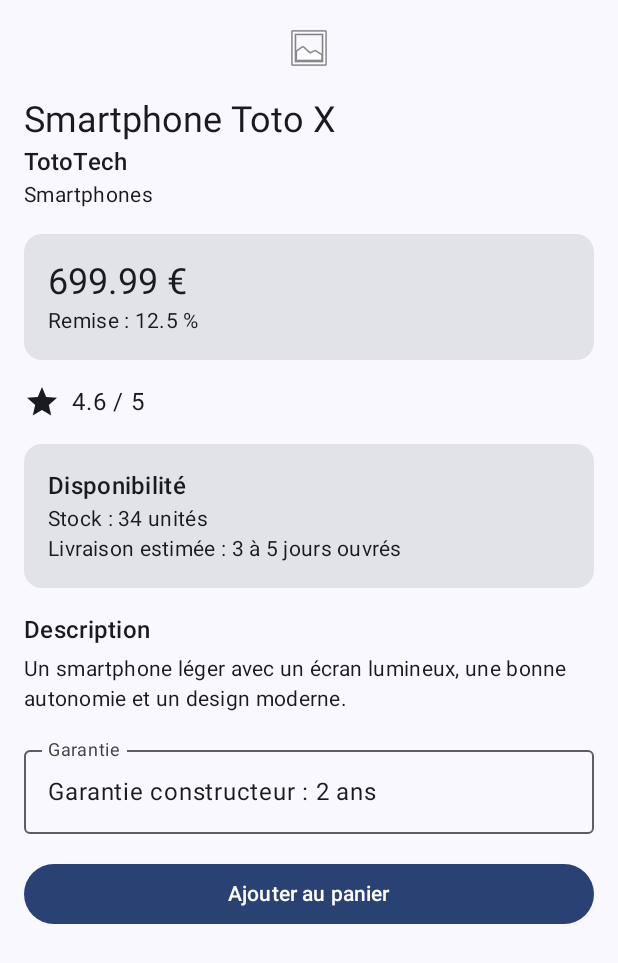
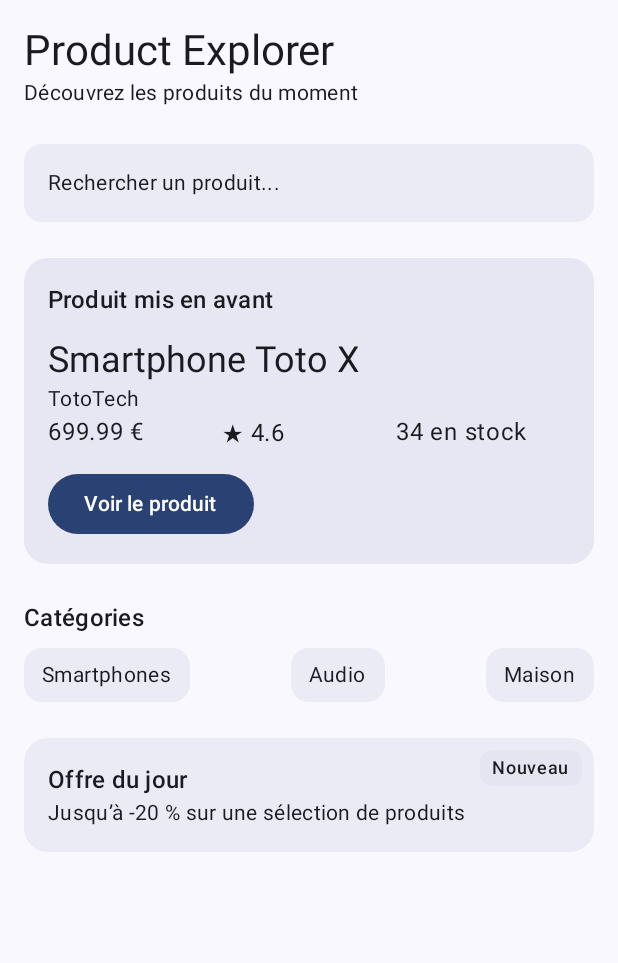
Before and after one commit to elsattaque/product_review_jp_compose, an Android app built with Jetpack Compose: the screen it shows after launch (MainActivity), on a phone screen of 412 x 824 dp. Shown: the top 963 px of the screen. Run offline under Robolectric (Android 15) with nearby library versions, the phone set to English and light mode, and no system bars.

Commit message:
Tp5 - Ecran accueil

```diff
--- a/app/src/main/java/com/example/productexplorer/MainActivity.kt
+++ b/app/src/main/java/com/example/productexplorer/MainActivity.kt
@@ -5,10 +5,13 @@ import androidx.activity.ComponentActivity
 import androidx.activity.compose.setContent
 import androidx.activity.enableEdgeToEdge
 import androidx.compose.foundation.Image
+import androidx.compose.foundation.layout.Box
 import androidx.compose.foundation.layout.Column
 import androidx.compose.foundation.layout.Row
+import androidx.compose.foundation.layout.Spacer
 import androidx.compose.foundation.layout.fillMaxSize
 import androidx.compose.foundation.layout.fillMaxWidth
+import androidx.compose.foundation.layout.height
 import androidx.compose.foundation.layout.padding
 import androidx.compose.material3.Button
 import androidx.compose.material3.Card
@@ -25,6 +28,8 @@ import com.example.productexplorer.ui.theme.ProductExplorerTheme
 import androidx.compose.material.icons.Icons
 import androidx.compose.material.icons.filled.Star
 import androidx.compose.material3.OutlinedTextField
+import androidx.compose.material3.Surface
+import androidx.compose.ui.Alignment
 
 data class ProductUi(
     val title: String,
@@ -90,16 +95,227 @@ class MainActivity : ComponentActivity() {
         setContent {
             ProductExplorerTheme {
                 Scaffold(modifier = Modifier.fillMaxSize()) { innerPadding ->
-                    ProductDetailScreen(
-                        product = sampleProduct(),
-                        onAddToCartClick = {
-                            // Action à ajouter plus tard
+                    ProductHomeScreen(
+                        featuredProduct = sampleProduct(),
+                        onFeaturedProductClick = {// Plus tard : ouvrir le détail du produit
                         },
                         modifier = Modifier.padding(innerPadding)
                     )
                 }
             }
         }
+    }
+}
+
+@Composable
+fun DailyOfferBox(
+    modifier: Modifier = Modifier
+) {
+    Box(
+        modifier = modifier.fillMaxWidth()
+    ) {
+        Surface(
+            modifier = Modifier.fillMaxWidth(),
+            shape = MaterialTheme.shapes.large,
+            tonalElevation = 2.dp
+        ) {
+            Column(
+                modifier = Modifier.padding(16.dp)
+            ) {
+                Text(
+                    text = "Offre du jour",
+                    style = MaterialTheme.typography.titleMedium
+                )
+                Text(
+                    text = "Jusqu’à -20 % sur une sélection de produits",
+                    style = MaterialTheme.typography.bodyMedium
+                )
+            }
+        }
+        Surface(
+            modifier = Modifier
+                .align(Alignment.TopEnd)
+                .padding(8.dp),
+            shape = MaterialTheme.shapes.small,
+            tonalElevation = 6.dp
+        ) {
+            Text(
+                text = "Nouveau",
+                modifier = Modifier.padding(horizontal = 8.dp, vertical = 4.dp),
+                style = MaterialTheme.typography.labelMedium
+            )
+        }
+    }
+}
+
+@Composable
+fun CategoriesSection(
+    modifier: Modifier = Modifier
+) {
+    Column(modifier = modifier) {
+        Text(
+            text = "Catégories",
+            style = MaterialTheme.typography.titleMedium
+        )
+        Spacer(modifier = Modifier.height(8.dp))
+        Row {
+            CategoryChip(label = "Smartphones")
+            Spacer(modifier = Modifier.weight(1f))
+            CategoryChip(label = "Audio")
+            Spacer(modifier = Modifier.weight(1f))
+            CategoryChip(label = "Maison")
+        }
+    }
+}
+
+@Composable
+fun CategoryChip(
+    label: String,
+    modifier: Modifier = Modifier
+) {
+    Surface(
+        modifier = modifier,
+        shape = MaterialTheme.shapes.medium,
+        tonalElevation = 2.dp
+    ) {
+        Text(
+            text = label,
+            modifier = Modifier.padding(horizontal = 12.dp, vertical = 8.dp),
+            style = MaterialTheme.typography.bodyMedium
+        )
+    }
+}
+
+@Composable
+fun ProductQuickInfoRow(
+    price: Double,
+    rating: Double,
+    stock: Int,
+    modifier: Modifier = Modifier
+) {
+    Row(modifier = modifier.fillMaxWidth()) {
+        Text(
+            text = "$price €",
+            modifier = Modifier.weight(1f)
+        )
+        Text(
+            text = "★ $rating",
+            modifier = Modifier.weight(1f)
+        )
+        Text(
+            text = "$stock en stock",
+            modifier = Modifier.weight(1f)
+        )
+    }
+}
+
+@Composable
+fun FeaturedProductSection(
+    product: ProductUi,
+    onClick: () -> Unit,
+    modifier: Modifier = Modifier
+) {
+    Surface(
+        modifier = modifier.fillMaxWidth(),
+        shape = MaterialTheme.shapes.large,
+        tonalElevation = 4.dp
+    ) {
+        Column(
+            modifier = Modifier.padding(16.dp)
+        ) {
+            Text(
+                text = "Produit mis en avant",
+                style = MaterialTheme.typography.titleMedium
+            )
+            Spacer(modifier = Modifier.height(12.dp))
+            Text(
+                text = product.title,
+                style = MaterialTheme.typography.headlineSmall
+            )
+            Text(
+                text = product.brand,
+                style = MaterialTheme.typography.bodyMedium
+            )
+            ProductQuickInfoRow(
+                    price = product.price,
+            rating = product.rating,
+            stock = product.stock
+            )
+            Spacer(modifier = Modifier.height(12.dp))
+            Button(onClick = onClick) {
+                Text(text = "Voir le produit")
+            }
+        }
+    }
+}
+
+@Composable
+fun SearchPreviewBar(
+    modifier: Modifier = Modifier
+) {
+    Surface(
+        modifier = modifier.fillMaxWidth(),
+        shape = MaterialTheme.shapes.medium,
+        tonalElevation = 2.dp
+    ) {
+        Text(
+            text = "Rechercher un produit...",
+            modifier = Modifier.padding(16.dp),
+            style = MaterialTheme.typography.bodyMedium
+        )
+    }
+}
+
+@Composable
+fun HomeHeader(
+    modifier: Modifier = Modifier
+) {
+    Column(modifier = modifier) {
+        Text(
+            text = "Product Explorer",
+            style = MaterialTheme.typography.headlineMedium
+        )
+        Text(
+            text = "Découvrez les produits du moment",
+            style = MaterialTheme.typography.bodyMedium
+        )
+    }
+}
+
+@Composable
+fun ProductHomeScreen(
+    featuredProduct: ProductUi,
+    onFeaturedProductClick: () -> Unit,
+    modifier: Modifier = Modifier
+) {
+    Column(
+        modifier = modifier
+            .fillMaxSize()
+            .padding(16.dp)
+    ) {
+        HomeHeader()
+        Spacer(modifier = Modifier.height(24.dp))
+        SearchPreviewBar()
+        Spacer(modifier = Modifier.height(24.dp))
+        FeaturedProductSection(
+            product = featuredProduct,
+            onClick = onFeaturedProductClick
+        )
+        Spacer(modifier = Modifier.height(24.dp))
+        CategoriesSection()
+        Spacer(modifier = Modifier.height(24.dp))
+        DailyOfferBox()
+    }
+}
+
+@Preview(showBackground = true)
+@Composable
+fun ProductHomeScreenPreview() {
+    ProductExplorerTheme {
+        ProductHomeScreen(
+            featuredProduct = sampleProduct(),
+            onFeaturedProductClick = {},
+        )
     }
 }
 
```
